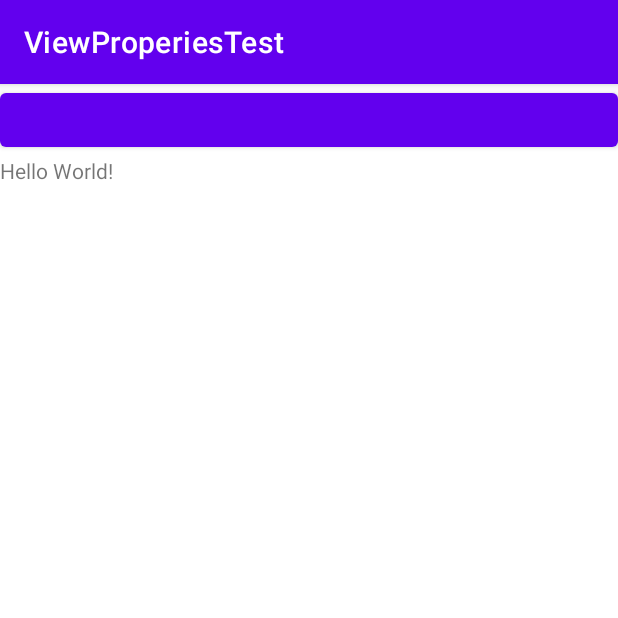
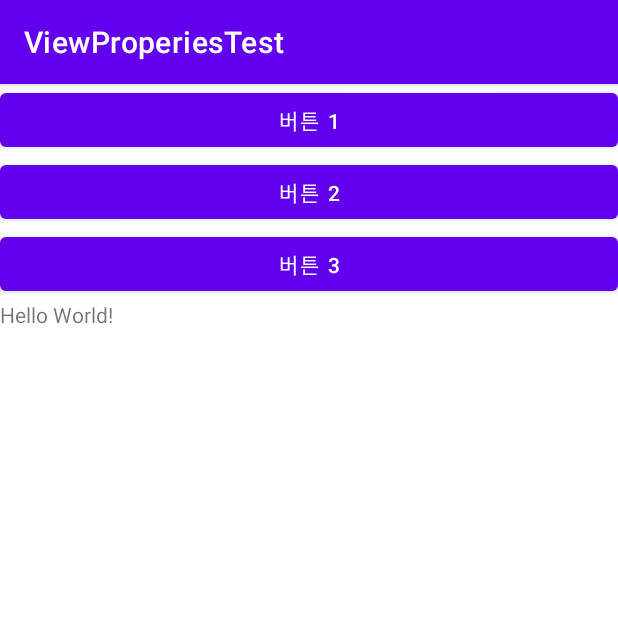
Before and after one commit to dinmoy/ViewProperies, an Android app: the screen it shows after launch (MainActivity), on a phone screen of 412 x 824 dp, the top half of it. Run offline under Robolectric (Android 15) with nearby library versions, the phone set to English and light mode, and no system bars.

Commit message:
Visibility 속성

```diff
--- a/app/src/main/res/layout/activity_main.xml
+++ b/app/src/main/res/layout/activity_main.xml
@@ -9,7 +9,22 @@
 
     <Button
         android:layout_width="match_parent"
-        android:layout_height="wrap_content" />
+        android:layout_height="wrap_content"
+        android:text="@string/btn_1"/>
+    <Button
+        android:layout_width="match_parent"
+        android:layout_height="wrap_content"
+        android:text="@string/btn_2"/>
+    <Button
+        android:layout_width="match_parent"
+        android:layout_height="wrap_content"
+        android:text="@string/btn_3"/>
+    <Button
+        android:layout_width="match_parent"
+        android:layout_height="wrap_content"
+        android:visibility="gone"
+        android:text="@string/btn_4"/>
+
 
     <TextView
         android:layout_width="wrap_content"
--- a/app/src/main/res/values/strings.xml
+++ b/app/src/main/res/values/strings.xml
@@ -1,3 +1,9 @@
 <resources>
     <string name="app_name">ViewProperiesTest</string>
+    <string name="btn_1">버튼 1</string>
+    <string name="btn_2">버튼 2</string>
+    <string name="btn_3">버튼 3</string>
+    <string name="btn_4">버튼 4</string>
+    <string name="btn_5">버튼 5</string>
+
 </resources>
```
